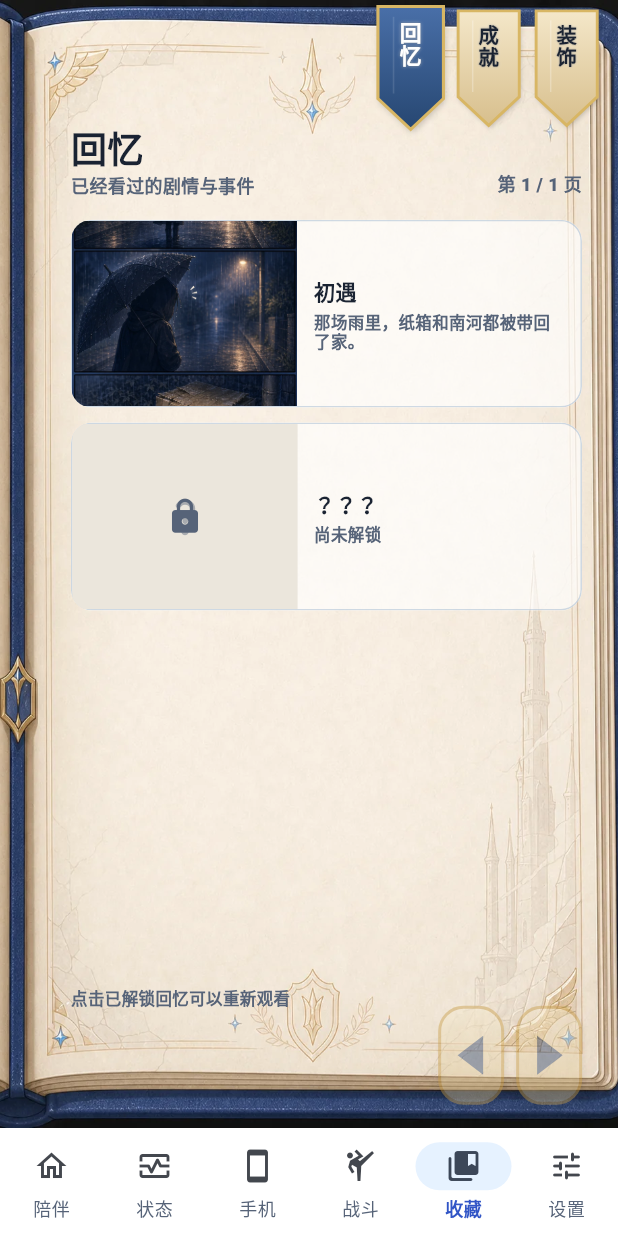
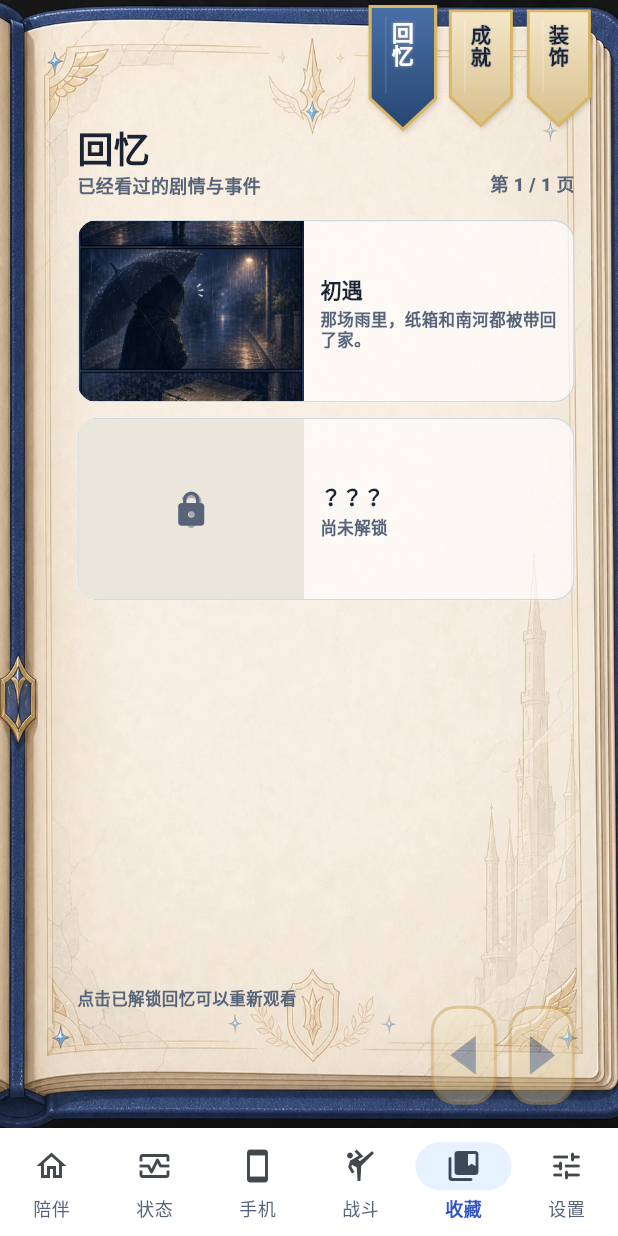
Before and after one commit to PatrickStar3211/mini-nanhe, a Flutter app: the HomeScreen screen opened directly with empty values, item 5 of the bottom bar chosen, on a phone screen of 412 x 824 dp. Run offline on Flutter 3.47's test engine with Material 3 defaults, Android fonts, the phone set to English and light mode, and no system bars; our stand-ins replace audioplayers, shared_preferences; accounts and stored records are empty.

Commit message:
fix: fill collection album viewport

```diff
--- a/lib/src/collection_screen.dart
+++ b/lib/src/collection_screen.dart
@@ -68,34 +68,14 @@ class _CollectionScreenState extends State<CollectionScreen> {
       color: const Color(0xFF11151E),
       child: LayoutBuilder(
         builder: (context, constraints) {
-          const albumAspectRatio = 941 / 1672;
-          const maxHorizontalOverscan = 1.08;
-          var width = min(
-            constraints.maxWidth,
-            constraints.maxHeight * albumAspectRatio,
-          );
-          var height = width / albumAspectRatio;
-
-          if (height < constraints.maxHeight) {
-            width = min(
-              constraints.maxHeight * albumAspectRatio,
-              constraints.maxWidth * maxHorizontalOverscan,
-            );
-            height = width / albumAspectRatio;
-          }
-
-          return ClipRect(
-            child: Center(
-              child: OverflowBox(
-                maxWidth: width,
-                maxHeight: height,
-                child: SizedBox(
-                  width: width,
-                  height: height,
-                  child: Stack(
+          return Stack(
             fit: StackFit.expand,
             children: [
-                      Image.asset(collectionAlbumAsset, fit: BoxFit.fill),
+              Image.asset(
+                collectionAlbumAsset,
+                fit: BoxFit.cover,
+                alignment: Alignment.topCenter,
+              ),
               _AlbumOverlay(
                 category: _category,
                 pageIndex: _pageIndex,
@@ -107,10 +87,6 @@ class _CollectionScreenState extends State<CollectionScreen> {
                 onReplayOpeningStory: widget.onReplayOpeningStory,
               ),
             ],
-                  ),
-                ),
-              ),
-            ),
           );
         },
       ),
```
Lines whose indentation alone changed are shown as unchanged.
